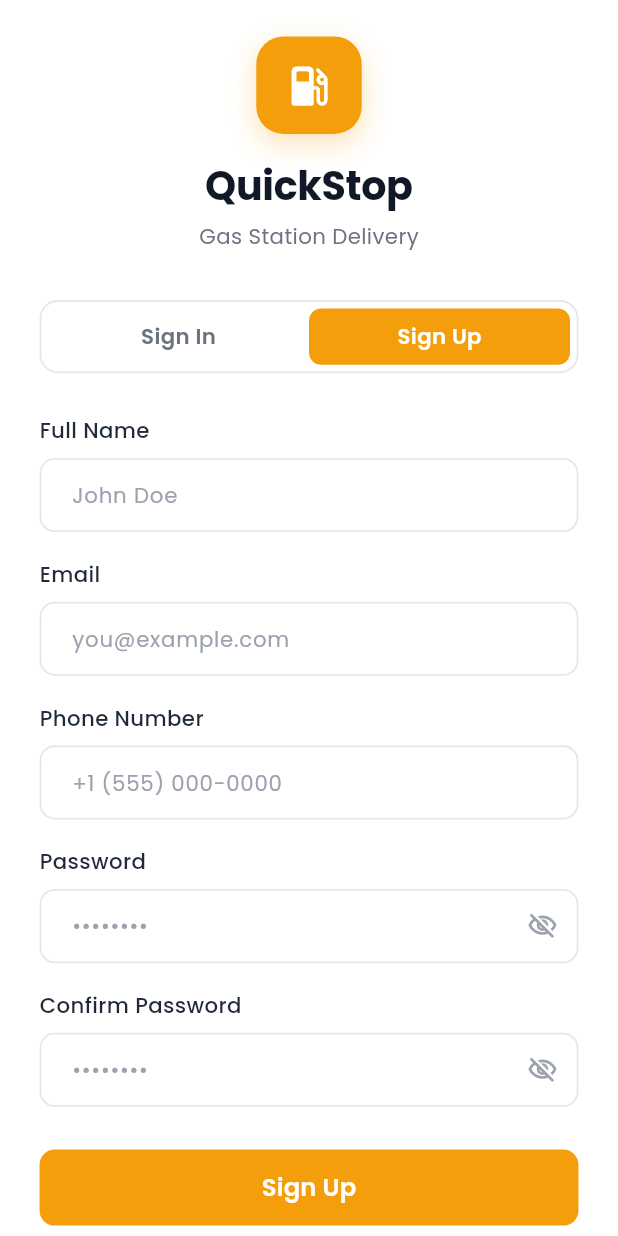
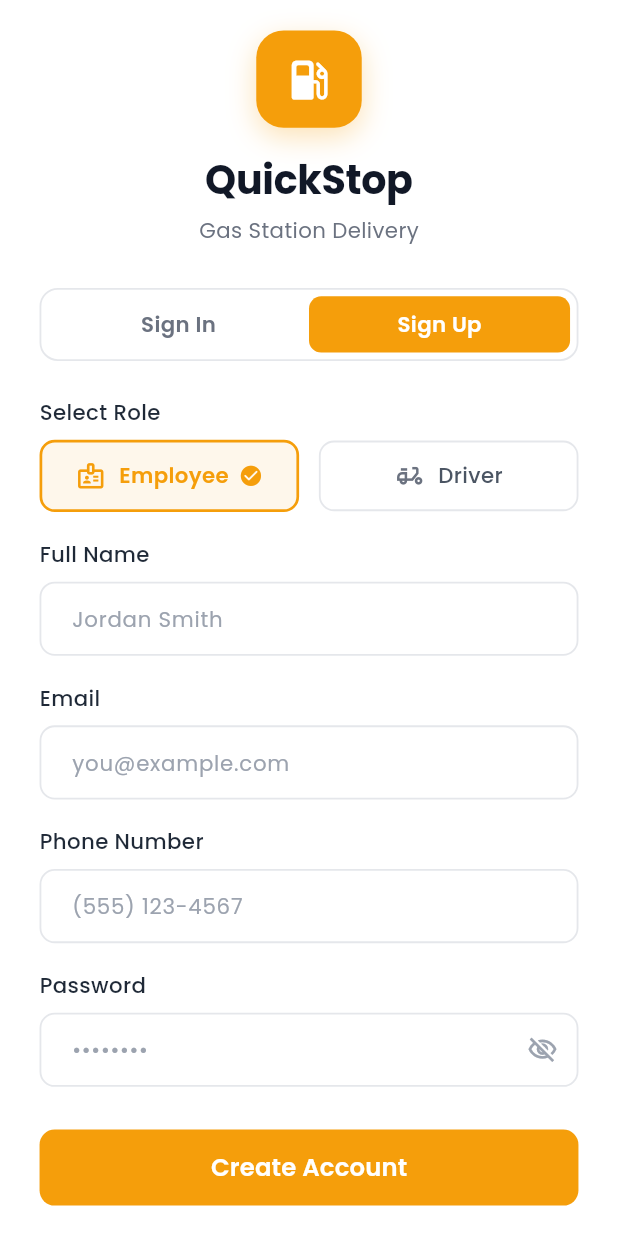
Before and after one commit to sesakilhossen302/employee_food_delivery_app, a Flutter app: the screen it shows after launch, after a tap on "Sign Up", on a phone screen of 412 x 824 dp. Run offline on Flutter 3.47's test engine with Material 3 defaults, Android fonts, the phone set to English and light mode, and no system bars; our stand-ins replace cached_network_image, flutter_screenutil, flutter_spinkit, flutter_svg, fluttertoast, get and 5 more; network calls fail.

Commit message:
feat(auth): add role selection (Employee & Driver) and update Sign Up UI to match design

```diff
--- a/lib/View/Screen/Auth/SignIn/Controller/sign_in_controller.dart
+++ b/lib/View/Screen/Auth/SignIn/Controller/sign_in_controller.dart
@@ -9,6 +9,9 @@ class SignInController extends GetxController {
   /// 0 = Sign In, 1 = Sign Up
   final RxInt selectedTab = 0.obs;
 
+  /// Role selection for Sign Up: 'Employee' or 'Driver'
+  final RxString selectedRole = 'Employee'.obs;
+
   /// Controllers
   final TextEditingController emailController = TextEditingController();
   final TextEditingController passwordController = TextEditingController();
@@ -16,11 +19,9 @@ class SignInController extends GetxController {
   /// Sign Up specific controllers
   final TextEditingController nameController = TextEditingController();
   final TextEditingController phoneController = TextEditingController();
-  final TextEditingController confirmPasswordController = TextEditingController();
 
   /// Visibility states
   final RxBool isPasswordHidden = true.obs;
-  final RxBool isConfirmPasswordHidden = true.obs;
 
   /// Loading state
   final RxBool isLoading = false.obs;
@@ -30,12 +31,12 @@ class SignInController extends GetxController {
     formKey.currentState?.reset();
   }
 
+  void selectRole(String role) {
+    selectedRole.value = role;
+  }
+
   void togglePasswordVisibility() {
     isPasswordHidden.value = !isPasswordHidden.value;
-  }
-
-  void toggleConfirmPasswordVisibility() {
-    isConfirmPasswordHidden.value = !isConfirmPasswordHidden.value;
   }
 
   Future<void> handleSignIn() async {
@@ -52,7 +53,7 @@ class SignInController extends GetxController {
       );
     } catch (e) {
       Fluttertoast.showToast(
-        msg: 'Sign in failed: ',
+        msg: 'Sign in failed: ' + e.toString(),
         backgroundColor: Colors.red,
         textColor: Colors.white,
       );
@@ -64,27 +65,18 @@ class SignInController extends GetxController {
   Future<void> handleSignUp() async {
     if (!formKey.currentState!.validate()) return;
 
-    if (passwordController.text != confirmPasswordController.text) {
-      Fluttertoast.showToast(
-        msg: 'Passwords do not match!',
-        backgroundColor: Colors.red,
-        textColor: Colors.white,
-      );
-      return;
-    }
-
     isLoading.value = true;
     try {
       await Future.delayed(const Duration(milliseconds: 1200));
       Fluttertoast.showToast(
-        msg: 'Account created successfully!',
+        msg: 'Account created as ' + selectedRole.value + ' successfully!',
         backgroundColor: AppColors.primaryColor,
         textColor: Colors.white,
       );
       selectedTab.value = 0;
     } catch (e) {
       Fluttertoast.showToast(
-        msg: 'Sign up failed: ',
+        msg: 'Sign up failed: ' + e.toString(),
         backgroundColor: Colors.red,
         textColor: Colors.white,
       );
@@ -96,7 +88,9 @@ class SignInController extends GetxController {
   void handleForgotPassword() {
     final email = emailController.text.trim();
     Fluttertoast.showToast(
-      msg: email.isNotEmpty ? 'Reset password link sent to ' : 'Reset password link sent to your email',
+      msg: email.isNotEmpty
+          ? ('Reset password link sent to ' + email)
+          : 'Reset password link sent to your email',
       backgroundColor: AppColors.primaryColor,
       textColor: Colors.white,
     );
@@ -108,7 +102,6 @@ class SignInController extends GetxController {
     passwordController.dispose();
     nameController.dispose();
     phoneController.dispose();
-    confirmPasswordController.dispose();
     super.onClose();
   }
 }
--- a/lib/View/Screen/Auth/SignIn/sign_in_screen.dart
+++ b/lib/View/Screen/Auth/SignIn/sign_in_screen.dart
@@ -25,7 +25,7 @@ class SignInScreen extends StatelessWidget {
               child: Column(
                 crossAxisAlignment: CrossAxisAlignment.center,
                 children: [
-                  SizedBox(height: 24.h),
+                  SizedBox(height: 20.h),
 
                   /// Brand Gas Station Icon
                   Container(
@@ -73,7 +73,7 @@ class SignInScreen extends StatelessWidget {
                       color: const Color(0xFF6B7280),
                     ),
                   ),
-                  SizedBox(height: 32.h),
+                  SizedBox(height: 28.h),
 
                   /// Tab Toggle: Sign In / Sign Up
                   Obx(() => Container(
@@ -147,7 +147,7 @@ class SignInScreen extends StatelessWidget {
                           ],
                         ),
                       )),
-                  SizedBox(height: 28.h),
+                  SizedBox(height: 24.h),
 
                   /// Dynamic Content based on selected tab
                   Obx(() {
@@ -308,11 +308,46 @@ class SignInScreen extends StatelessWidget {
     );
   }
 
-  /// Sign Up Form (Smooth toggle)
+  /// Sign Up Form matching screenshot with Role Selection (Employee / Driver)
   Widget _buildSignUpForm(SignInController controller) {
     return Column(
       crossAxisAlignment: CrossAxisAlignment.start,
       children: [
+        /// Role Selection Header
+        Text(
+          'Select Role',
+          style: GoogleFonts.poppins(
+            fontSize: 14.sp,
+            fontWeight: FontWeight.w500,
+            color: const Color(0xFF1F2937),
+          ),
+        ),
+        SizedBox(height: 8.h),
+
+        /// Role Selection Cards (Employee vs Driver)
+        Obx(() => Row(
+              children: [
+                Expanded(
+                  child: _buildRoleCard(
+                    title: 'Employee',
+                    icon: Icons.badge_outlined,
+                    isSelected: controller.selectedRole.value == 'Employee',
+                    onTap: () => controller.selectRole('Employee'),
+                  ),
+                ),
+                SizedBox(width: 12.w),
+                Expanded(
+                  child: _buildRoleCard(
+                    title: 'Driver',
+                    icon: Icons.delivery_dining_outlined,
+                    isSelected: controller.selectedRole.value == 'Driver',
+                    onTap: () => controller.selectRole('Driver'),
+                  ),
+                ),
+              ],
+            )),
+        SizedBox(height: 18.h),
+
         /// Full Name
         Text(
           'Full Name',
@@ -330,7 +365,7 @@ class SignInScreen extends StatelessWidget {
             fontSize: 14.sp,
             color: const Color(0xFF111827),
           ),
-          decoration: _inputDecoration(hintText: 'John Doe'),
+          decoration: _inputDecoration(hintText: 'Jordan Smith'),
           validator: (value) {
             if (value == null || value.trim().isEmpty) {
               return 'Please enter your full name';
@@ -387,7 +422,13 @@ class SignInScreen extends StatelessWidget {
             fontSize: 14.sp,
             color: const Color(0xFF111827),
           ),
-          decoration: _inputDecoration(hintText: '+1 (555) 000-0000'),
+          decoration: _inputDecoration(hintText: '(555) 123-4567'),
+          validator: (value) {
+            if (value == null || value.trim().isEmpty) {
+              return 'Please enter your phone number';
+            }
+            return null;
+          },
         ),
         SizedBox(height: 18.h),
 
@@ -431,51 +472,9 @@ class SignInScreen extends StatelessWidget {
                 return null;
               },
             )),
-        SizedBox(height: 18.h),
-
-        /// Confirm Password
-        Text(
-          'Confirm Password',
-          style: GoogleFonts.poppins(
-            fontSize: 14.sp,
-            fontWeight: FontWeight.w500,
-            color: const Color(0xFF1F2937),
-          ),
-        ),
-        SizedBox(height: 8.h),
-        Obx(() => TextFormField(
-              controller: controller.confirmPasswordController,
-              obscureText: controller.isConfirmPasswordHidden.value,
-              style: GoogleFonts.poppins(
-                fontSize: 14.sp,
-                color: const Color(0xFF111827),
-              ),
-              decoration: _inputDecoration(
-                hintText: '••••••••',
-                suffixIcon: IconButton(
-                  icon: Icon(
-                    controller.isConfirmPasswordHidden.value
-                        ? Icons.visibility_off_outlined
-                        : Icons.visibility_outlined,
-                    color: const Color(0xFF9CA3AF),
-                    size: 20.sp,
-                  ),
-                  onPressed: controller.toggleConfirmPasswordVisibility,
-                ),
-              ),
-              validator: (value) {
-                if (value == null || value.trim().isEmpty) {
-                  return 'Please confirm your password';
-                }
-                if (value != controller.passwordController.text) {
-                  return 'Passwords do not match';
-                }
-                return null;
-              },
-            )),
         SizedBox(height: 28.h),
 
-        /// Sign Up Button
+        /// Create Account Button
         Obx(() => SizedBox(
               width: double.infinity,
               height: 50.h,
@@ -503,7 +502,7 @@ class SignInScreen extends StatelessWidget {
                         ),
                       )
                     : Text(
-                        'Sign Up',
+                        'Create Account',
                         style: GoogleFonts.poppins(
                           fontSize: 16.sp,
                           fontWeight: FontWeight.w600,
@@ -513,6 +512,66 @@ class SignInScreen extends StatelessWidget {
               ),
             )),
       ],
+    );
+  }
+
+  /// Reusable Role Selection Card
+  Widget _buildRoleCard({
+    required String title,
+    required IconData icon,
+    required bool isSelected,
+    required VoidCallback onTap,
+  }) {
+    return GestureDetector(
+      onTap: onTap,
+      child: AnimatedContainer(
+        duration: const Duration(milliseconds: 200),
+        curve: Curves.easeInOut,
+        padding: EdgeInsets.symmetric(vertical: 12.h, horizontal: 12.w),
+        decoration: BoxDecoration(
+          color: isSelected
+              ? AppColors.primaryColor.withValues(alpha: 0.08)
+              : Colors.white,
+          borderRadius: BorderRadius.circular(10.r),
+          border: Border.all(
+            color: isSelected
+                ? AppColors.primaryColor
+                : const Color(0xFFE5E7EB),
+            width: isSelected ? 1.8 : 1.2,
+          ),
+        ),
+        child: Row(
+          mainAxisAlignment: MainAxisAlignment.center,
+          children: [
+            Icon(
+              icon,
+              size: 20.sp,
+              color: isSelected
+                  ? AppColors.primaryColor
+                  : const Color(0xFF6B7280),
+            ),
+            SizedBox(width: 8.w),
+            Text(
+              title,
+              style: GoogleFonts.poppins(
+                fontSize: 14.sp,
+                fontWeight: isSelected ? FontWeight.w600 : FontWeight.w500,
+                color: isSelected
+                    ? AppColors.primaryColor
+                    : const Color(0xFF4B5563),
+              ),
+            ),
+            if (isSelected) ...[
+              SizedBox(width: 6.w),
+              Icon(
+                Icons.check_circle_rounded,
+                size: 16.sp,
+                color: AppColors.primaryColor,
+              ),
+            ],
+          ],
+        ),
+      ),
     );
   }
 
```
